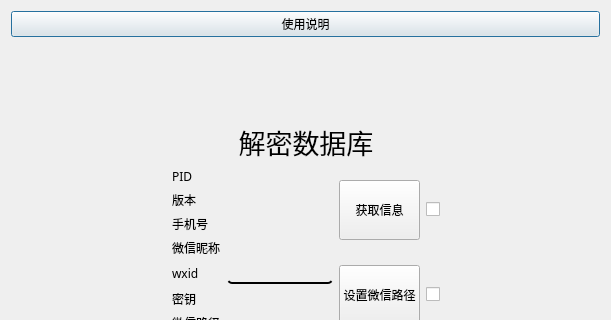
Before: the Qt Designer form app/ui_pc/tool/pc_decrypt/decryptUi.ui in LC044/WeChatMsg, drawn with Qt 5; both pictures show x 0 to 611 and y 0 to 320 of the 611 by 519 pixel window.
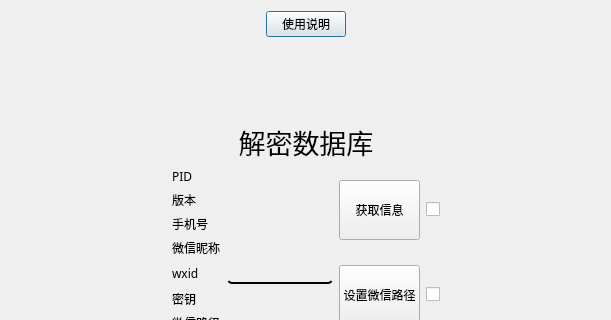
After: the same form once the commit is applied.

Diff of the .ui file:
```diff
--- a/app/ui_pc/tool/pc_decrypt/decryptUi.ui
+++ b/app/ui_pc/tool/pc_decrypt/decryptUi.ui
@@ -21,15 +21,51 @@
         <property name="layoutDirection">
             <enum>Qt::LeftToRight</enum>
         </property>
-        <layout class="QHBoxLayout" name="horizontalLayout_4">
+        <layout class="QVBoxLayout" name="verticalLayout_3">
             <item>
                 <layout class="QVBoxLayout" name="verticalLayout_2">
                     <item>
+                        <layout class="QHBoxLayout" name="horizontalLayout_4">
+                            <item>
+                                <spacer name="horizontalSpacer_6">
+                                    <property name="orientation">
+                                        <enum>Qt::Horizontal</enum>
+                                    </property>
+                                    <property name="sizeHint" stdset="0">
+                                        <size>
+                                            <width>40</width>
+                                            <height>20</height>
+                                        </size>
+                                    </property>
+                                </spacer>
+                            </item>
+                            <item>
                         <widget class="QPushButton" name="btn_help">
+                                    <property name="maximumSize">
+                                        <size>
+                                            <width>200</width>
+                                            <height>16777215</height>
+                                        </size>
+                                    </property>
                             <property name="text">
                                 <string>使用说明</string>
                             </property>
                         </widget>
+                            </item>
+                            <item>
+                                <spacer name="horizontalSpacer_5">
+                                    <property name="orientation">
+                                        <enum>Qt::Horizontal</enum>
+                                    </property>
+                                    <property name="sizeHint" stdset="0">
+                                        <size>
+                                            <width>40</width>
+                                            <height>20</height>
+                                        </size>
+                                    </property>
+                                </spacer>
+                            </item>
+                        </layout>
                     </item>
                     <item>
                         <spacer name="verticalSpacer">
```
Lines whose indentation alone changed are shown as unchanged.
